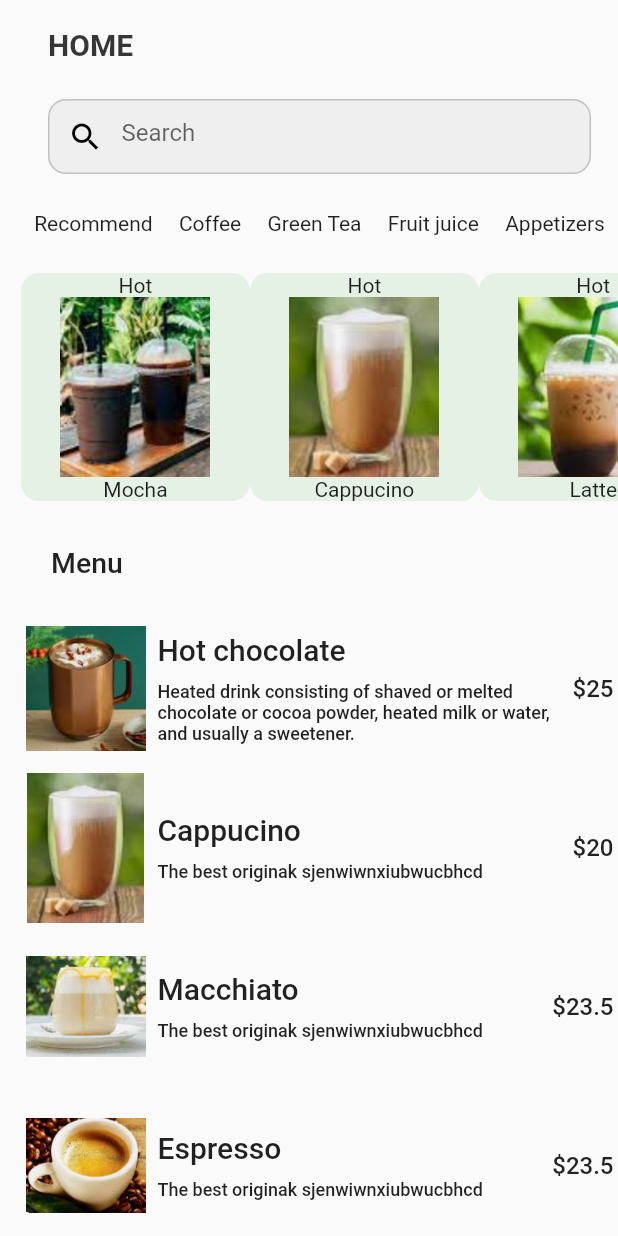
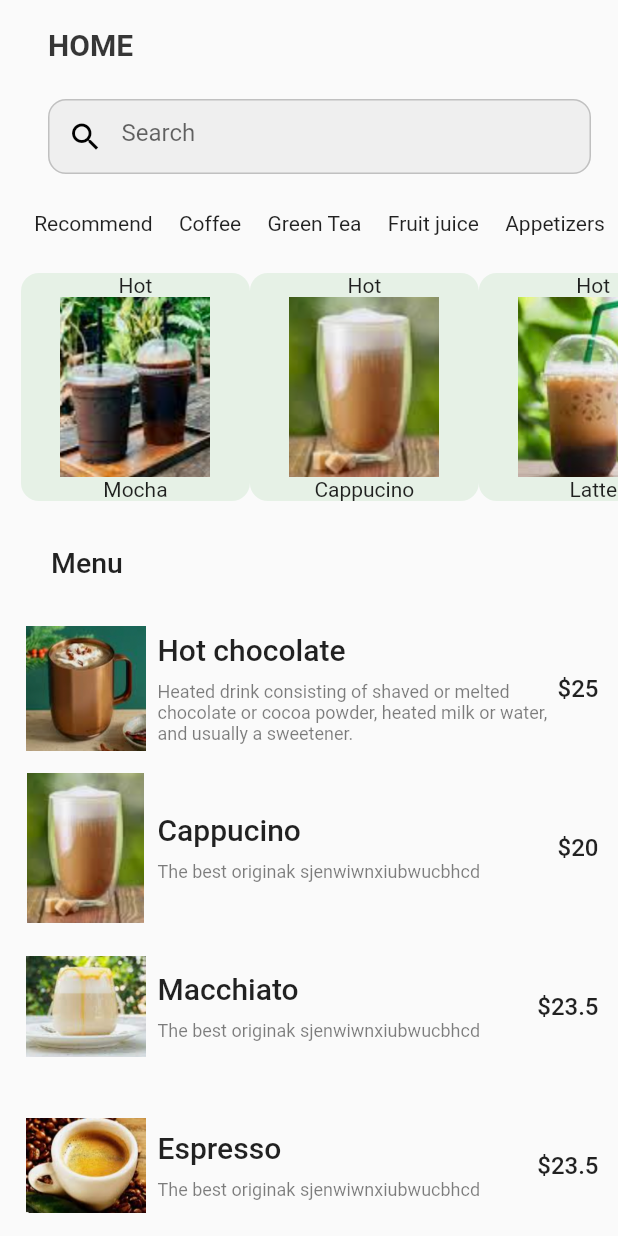
Before and after one commit to florinvoicu12/drinks_orders_app, a Flutter app: the HomeScreen screen opened directly, on a phone screen of 412 x 824 dp. Run offline on Flutter 3.47's test engine with Material 2 defaults, Android fonts, the light colour scheme and no system bars.

Commit message:
more homescreen updates

```diff
--- a/lib/main.dart
+++ b/lib/main.dart
@@ -1,4 +1,5 @@
 import 'package:drinks_orders_app/screens/home_screen.dart';
+import 'package:drinks_orders_app/screens/human_body_screen.dart';
 import 'package:flutter/material.dart';
 
 void main() {
@@ -13,7 +14,7 @@ class DrinksOrdersApp extends StatelessWidget {
     return const MaterialApp(
       title: 'Flutter Demo',
       debugShowCheckedModeBanner: false,
-      home: HomeScreen(),
+      home: HumanBody(),
     );
   }
 }
--- a/lib/screens/home_screen.dart
+++ b/lib/screens/home_screen.dart
@@ -140,13 +140,17 @@ class MenuItem extends StatelessWidget {
                     softWrap: true,
                     maxLines: 3,
                     textAlign: TextAlign.left,
-                    style: TextStyle(fontSize: 12, fontWeight: FontWeight.w500))
+                    style: TextStyle(
+                        fontSize: 12, color: Colors.black.withAlpha(130)))
               ],
             ),
           ),
         ),
-        Text(amount,
-            style: TextStyle(fontSize: 16, fontWeight: FontWeight.w500)),
+        Padding(
+          padding: const EdgeInsets.only(right: 10.0),
+          child: Text(amount,
+              style: TextStyle(fontSize: 16, fontWeight: FontWeight.w500)),
+        ),
       ]),
     );
   }
```
